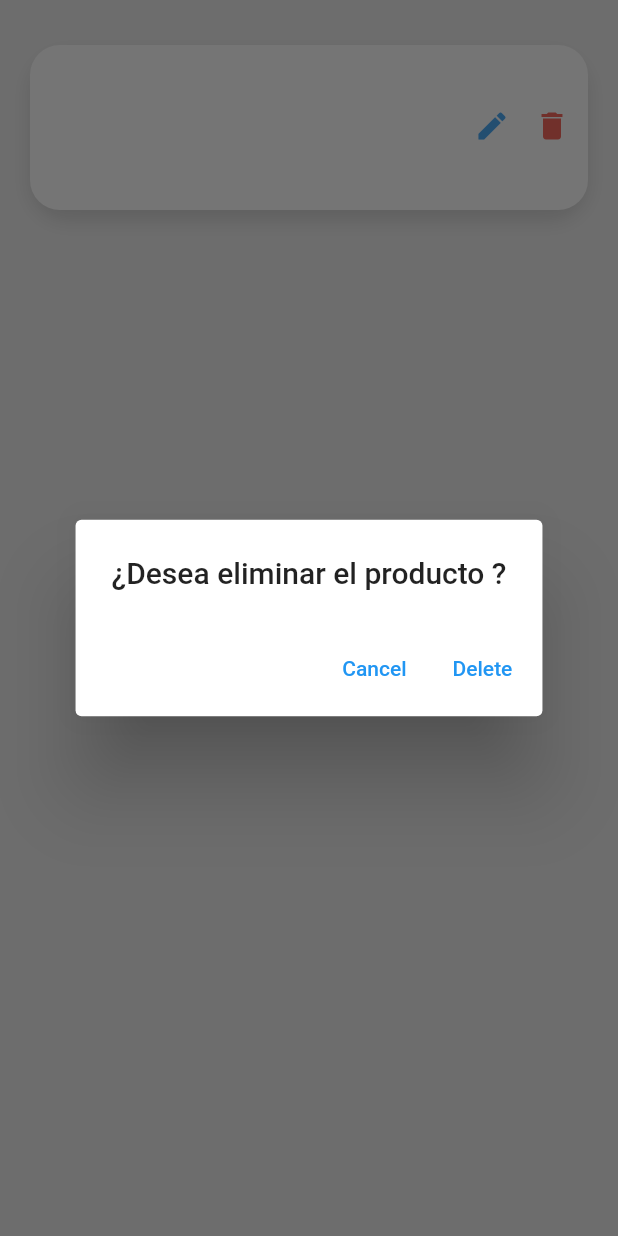
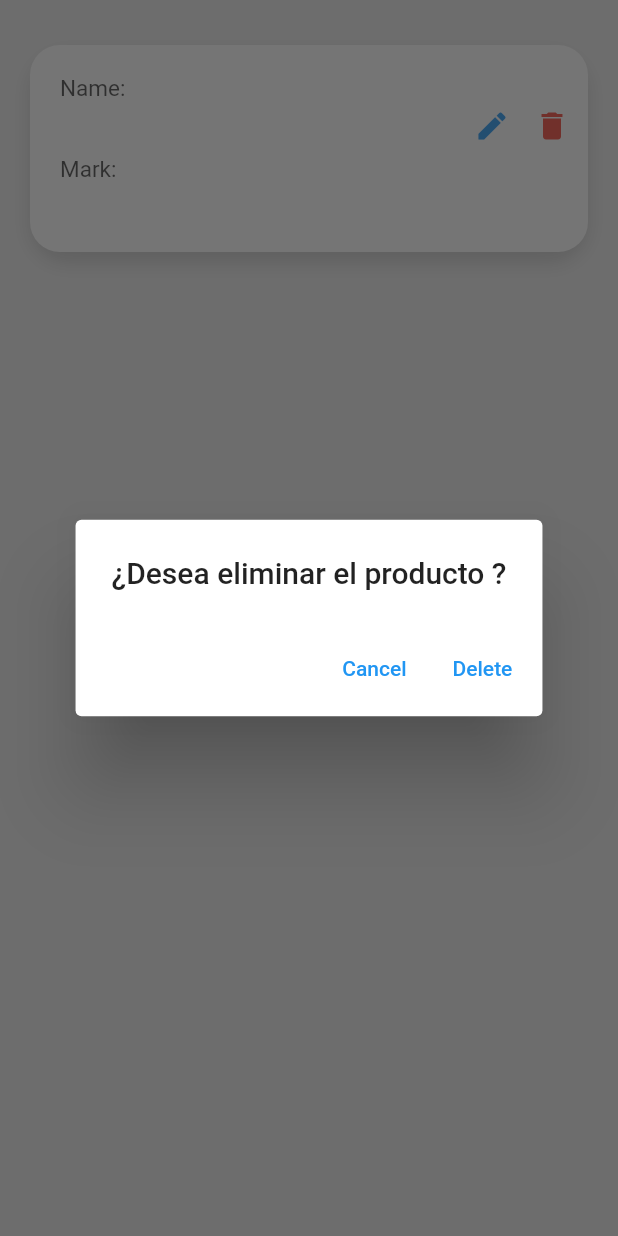
Before and after one commit to arleialvarez222/cupboard_f, a Flutter app: the ProductCard widget shown alone on an empty page, opened directly with empty values, after a tap on the "delete" icon, on a phone screen of 412 x 824 dp. Run offline on Flutter 3.47's test engine with Material 2 defaults, Android fonts, the phone set to English and light mode, and no system bars; our stand-ins replace date_time_picker, flutter_secure_storage, google_fonts, hidden_drawer_menu, jiffy; accounts and stored records are empty; network calls fail.

Commit message:
se agrega nombres a campos

```diff
--- a/lib/src/pages/categories/categories.dart
+++ b/lib/src/pages/categories/categories.dart
@@ -21,7 +21,7 @@ class CategoriesPage extends StatelessWidget {
       body: ListView.builder(
         itemCount: categoriService.categories.length,
         itemBuilder: (BuildContext context, int index){
-          return CategoryCard(category: categoriService.categories[index], height: 70);
+          return CategoryCard(category: categoriService.categories[index], height: 90);
           }
       ),
 
--- a/lib/src/pages/cupboard/cupboard.dart
+++ b/lib/src/pages/cupboard/cupboard.dart
@@ -13,7 +13,6 @@ class CupboardPage extends StatelessWidget {
 
   @override
   Widget build(BuildContext context) {
-    //final cupboardService = Provider.of<CupboardService>(context);
     final reqCupboardService = Provider.of<ReqCupboadService>(context);
     if(reqCupboardService.isloading)return const Loading();
 
@@ -21,7 +20,7 @@ class CupboardPage extends StatelessWidget {
       body: ListView.builder(
         itemCount: reqCupboardService.cupboardList.length,
         itemBuilder: (BuildContext context, int index) {
-          return CupboardCard(cupboard: reqCupboardService.cupboardList[index], height: 120);
+          return CupboardCard(cupboard: reqCupboardService.cupboardList[index], height: 200);
         },
       ),
 
--- a/lib/src/pages/home/home_page.dart
+++ b/lib/src/pages/home/home_page.dart
@@ -26,6 +26,7 @@ class HomePage extends StatelessWidget {
             spacing: 10.0,
             children: <Widget>[
               Tag(
+
                 icon: Icons.warning_amber_outlined, color: Colors.yellow,
                 texto: producToExpire.productToExpire.length == 1 ? "${producToExpire.productToExpire.length} producto esta por expirar" : "${producToExpire.productToExpire.length} productos estan por expirar",
                 button: MaterialButton(
--- a/lib/src/widgets/categories/category_card.dart
+++ b/lib/src/widgets/categories/category_card.dart
@@ -129,7 +129,9 @@ class _DetailsCategory extends StatelessWidget {
         child: Column(
           crossAxisAlignment: CrossAxisAlignment.start,
           children: <Widget>[
-            Text(nombre, style: const TextStyle(fontSize: 20, color: Colors.black, fontWeight: FontWeight.bold),
+            Text('Name:', style: TextStyle(fontSize: 15, color: Colors.black.withOpacity(0.6),)),
+            const SizedBox(height: 5,),
+            Text(nombre, style: const TextStyle(fontSize: 18, color: Colors.black, fontWeight: FontWeight.bold),
               maxLines: 1,
               overflow: TextOverflow.ellipsis,
             ),
--- a/lib/src/widgets/products/product_card.dart
+++ b/lib/src/widgets/products/product_card.dart
@@ -3,18 +3,15 @@ import 'package:cupboard_flutter/src/models/product_model.dart';
 import 'package:cupboard_flutter/src/services/products_service.dart';
 import 'package:flutter/material.dart';
 import 'package:provider/provider.dart';
-//import 'package:handling_cupboard/src/models/categories_model.dart';
 
 class ProductCard extends StatelessWidget {
 
   final ProductsModel productM;
-  //final Trademark tradeMark;/
   final dynamic marca;
 
   const ProductCard({
     Key? key,
     required this.productM,
-    //required this.tradeMark,
     this.marca,
   }) : super(key: key);
 
@@ -29,7 +26,7 @@ class ProductCard extends StatelessWidget {
       child: Container(
         margin: const EdgeInsets.only(top: 30, bottom: 0),
         width: double.infinity,
-        height: 110,
+        height: 138,
         decoration: _cardBorders(),
         child: Stack(
           alignment: Alignment.bottomLeft,
@@ -108,13 +105,11 @@ class ProductCard extends StatelessWidget {
 class _DetailsProduct extends StatelessWidget {
 
   final dynamic nombre;
-  //final String code;
   final dynamic marca;
 
   const _DetailsProduct( {
     Key? key,
     required this.nombre,
-    //required this.code,
     this.marca
   }) : super(key: key);
 
@@ -123,21 +118,24 @@ class _DetailsProduct extends StatelessWidget {
     return Padding(
       padding: const EdgeInsets.only(right: 0),
       child: Container(
-        padding: const EdgeInsets.symmetric(horizontal: 20, vertical: 25),
+        padding: const EdgeInsets.symmetric(horizontal: 20, vertical: 20),
         width: double.infinity,
-        height: 110,
+        height: 138,
         decoration: _buildBoxDecoration(),
         child: Column(
           crossAxisAlignment: CrossAxisAlignment.start,
           children: <Widget>[
-            Text(nombre, style: const TextStyle(fontSize: 20, color: Colors.black, fontWeight: FontWeight.bold),
+
+            Text('Name:', style: TextStyle(fontSize: 15, color: Colors.black.withOpacity(0.6),)),
+            const SizedBox(height: 5,),
+            Text(nombre, style: const TextStyle(fontSize: 18, color: Colors.black, fontWeight: FontWeight.bold),
               maxLines: 1,
               overflow: TextOverflow.ellipsis,
             ),
-
             const SizedBox(height: 10,),
-
-            Text(marca, style: TextStyle(fontSize: 17, color: Colors.black.withOpacity(0.7),),
+            Text('Mark:', style: TextStyle(fontSize: 15, color: Colors.black.withOpacity(0.6),)),
+            const SizedBox(height: 5,),
+            Text(marca, style: const TextStyle(fontSize: 17, color: Colors.black, fontWeight: FontWeight.bold),
               maxLines: 1,
               overflow: TextOverflow.ellipsis,
             ),
```
Also changed, not shown: lib/src/widgets/cupboard/cupboard_card.dart (+11 -14 lines), lib/src/widgets/mark/mark_card.dart (+5 -3 lines), assets/alerta.png (added), assets/cupboard.png (added), assets/danger.jpg (added).
